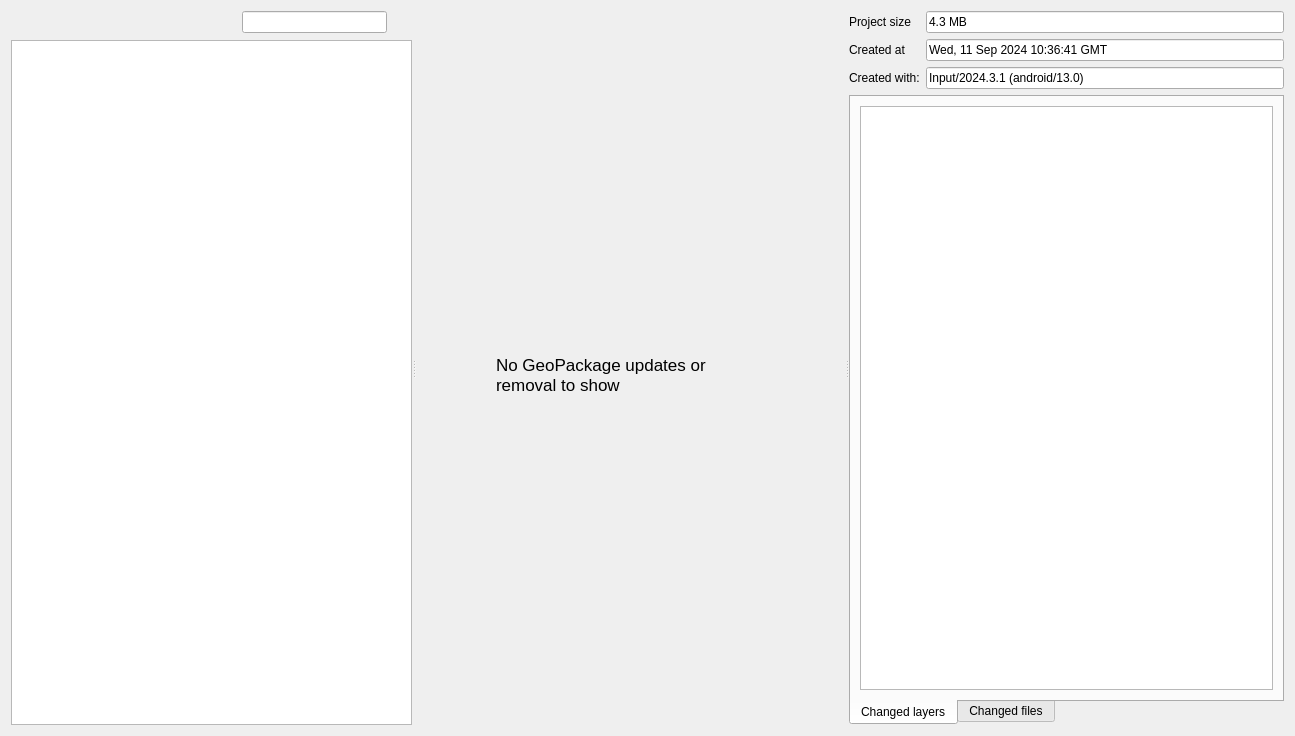
This is Mergin/ui/ui_versions_viewer.ui in MerginMaps/qgis-plugin as Qt 5 draws it before an edit. The edited form follows.
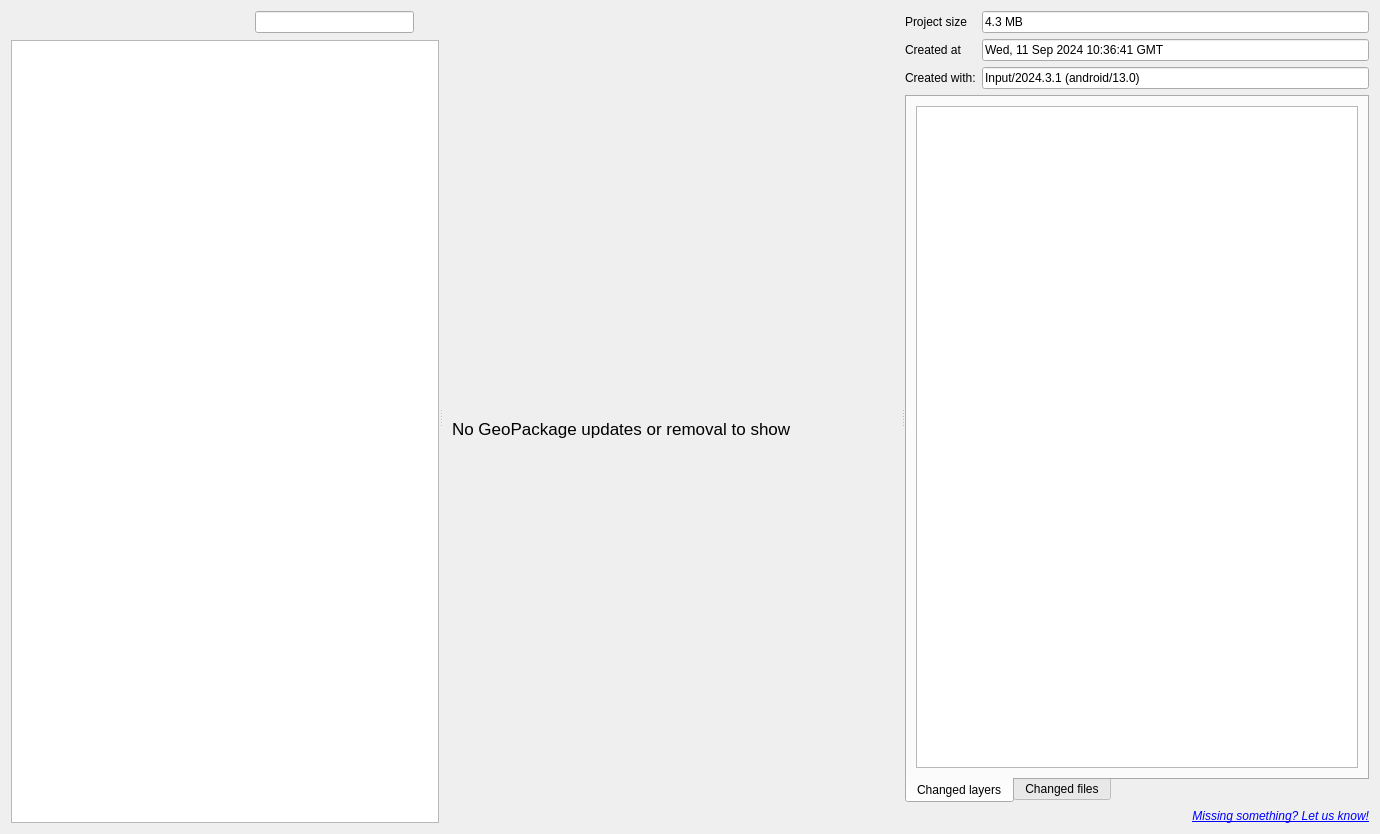
This is the edited form. The open tabs and pages were chosen to show the change. Icons and pictures are not drawn. Custom widgets are drawn as their Qt base class.

Commit message: Final adjustments for the history viewer  (#660)

Diff of the .ui file:
```diff
--- a/Mergin/ui/ui_versions_viewer.ui
+++ b/Mergin/ui/ui_versions_viewer.ui
@@ -6,8 +6,8 @@
    <rect>
     <x>0</x>
     <y>0</y>
-    <width>1295</width>
-    <height>736</height>
+    <width>1380</width>
+    <height>834</height>
    </rect>
   </property>
   <property name="windowTitle">
@@ -175,7 +175,11 @@
         </widget>
        </item>
        <item>
-        <widget class="QTreeView" name="history_treeview"/>
+        <widget class="QTreeView" name="history_treeview">
+         <property name="rootIsDecorated">
+          <bool>false</bool>
+         </property>
+        </widget>
        </item>
       </layout>
      </widget>
@@ -219,15 +223,9 @@
           </layout>
          </widget>
          <widget class="QWidget" name="Novisualchange">
+          <layout class="QVBoxLayout" name="verticalLayout_6">
+           <item>
           <widget class="QLabel" name="label_info">
-           <property name="geometry">
-            <rect>
-             <x>80</x>
-             <y>300</y>
-             <width>271</width>
-             <height>81</height>
-            </rect>
-           </property>
            <property name="font">
             <font>
              <pointsize>13</pointsize>
@@ -240,6 +238,8 @@
             <bool>true</bool>
            </property>
           </widget>
+           </item>
+          </layout>
          </widget>
         </widget>
        </item>
@@ -247,6 +247,9 @@
      </widget>
      <widget class="QWidget" name="layoutWidget">
       <layout class="QVBoxLayout" name="verticalLayout">
+       <property name="bottomMargin">
+        <number>0</number>
+       </property>
        <item>
         <layout class="QGridLayout" name="gridLayout">
          <item row="2" column="1">
@@ -354,6 +357,28 @@
          </widget>
         </widget>
        </item>
+       <item>
+        <widget class="QLabel" name="label">
+         <property name="lineWidth">
+          <number>1</number>
+         </property>
+         <property name="text">
+          <string>&lt;html&gt;&lt;head/&gt;&lt;body&gt;&lt;p&gt;&lt;a href=&quot;https://wishlist.merginmaps.com/&quot;&gt;&lt;span style=&quot; font-size:9pt; font-style:italic; text-decoration: underline; color:#0000ff;&quot;&gt;Missing something? Let us know!&lt;/span&gt;&lt;/a&gt;&lt;/p&gt;&lt;/body&gt;&lt;/html&gt;</string>
+         </property>
+         <property name="textFormat">
+          <enum>Qt::RichText</enum>
+         </property>
+         <property name="alignment">
+          <set>Qt::AlignRight|Qt::AlignTrailing|Qt::AlignVCenter</set>
+         </property>
+         <property name="openExternalLinks">
+          <bool>true</bool>
+         </property>
+         <property name="textInteractionFlags">
+          <set>Qt::TextBrowserInteraction</set>
+         </property>
+        </widget>
+       </item>
       </layout>
      </widget>
     </widget>
```
Lines whose indentation alone changed are shown as unchanged. The commit also changes 5 other files.
